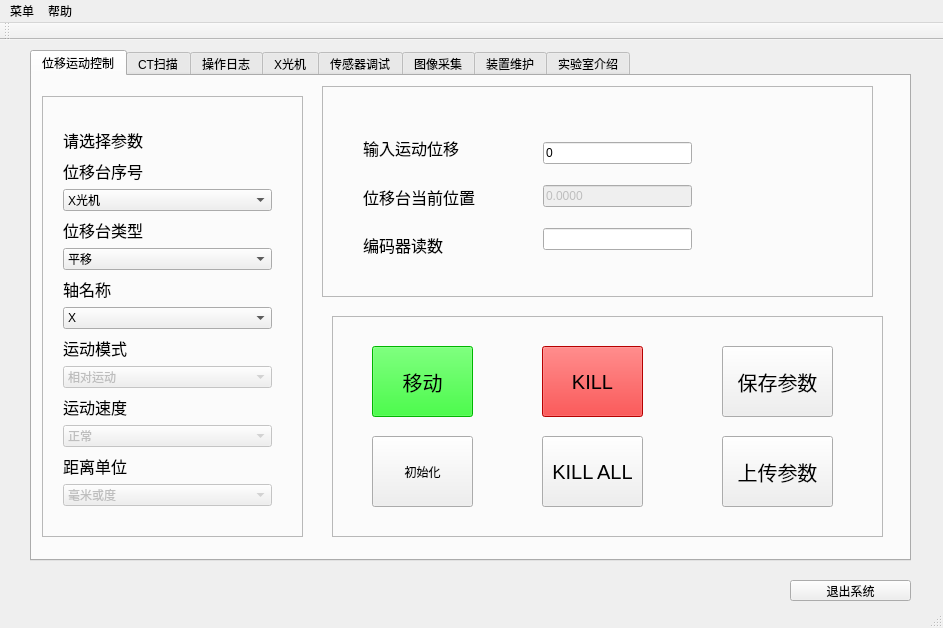
xzyuan/CT_GUI, file mainwindow.ui: the form before one commit.
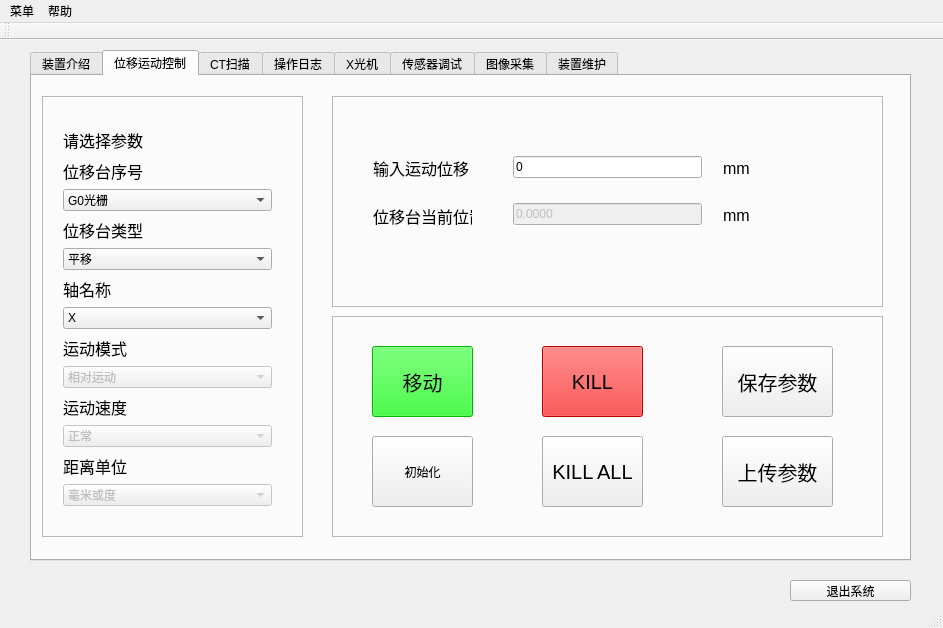
The form after the commit. The open tabs and pages were chosen to show the change. Icons and pictures are not drawn.

```diff
--- a/mainwindow.ui
+++ b/mainwindow.ui
@@ -26,6 +26,80 @@
     <property name="currentIndex">
      <number>1</number>
     </property>
+    <widget class="QWidget" name="tab_7">
+     <attribute name="title">
+      <string>装置介绍</string>
+     </attribute>
+     <widget class="QLabel" name="label_20">
+      <property name="geometry">
+       <rect>
+        <x>80</x>
+        <y>30</y>
+        <width>701</width>
+        <height>331</height>
+       </rect>
+      </property>
+      <property name="text">
+       <string/>
+      </property>
+      <property name="pixmap">
+       <pixmap>./整体视图.jpg</pixmap>
+      </property>
+      <property name="scaledContents">
+       <bool>true</bool>
+      </property>
+     </widget>
+     <widget class="QWidget" name="horizontalLayoutWidget">
+      <property name="geometry">
+       <rect>
+        <x>80</x>
+        <y>390</y>
+        <width>701</width>
+        <height>51</height>
+       </rect>
+      </property>
+      <layout class="QHBoxLayout" name="horizontalLayout">
+       <item>
+        <widget class="QLabel" name="label_27">
+         <property name="text">
+          <string>用户名：   </string>
+         </property>
+        </widget>
+       </item>
+       <item>
+        <widget class="QLineEdit" name="lineEdit_login_username">
+         <property name="layoutDirection">
+          <enum>Qt::LeftToRight</enum>
+         </property>
+         <property name="autoFillBackground">
+          <bool>false</bool>
+         </property>
+        </widget>
+       </item>
+       <item>
+        <widget class="QLabel" name="label_26">
+         <property name="text">
+          <string>          密码：</string>
+         </property>
+        </widget>
+       </item>
+       <item>
+        <widget class="QLineEdit" name="lineEdit_login_passwd">
+         <property name="echoMode">
+          <enum>QLineEdit::Password</enum>
+         </property>
+        </widget>
+       </item>
+       <item>
+        <widget class="QPushButton" name="btn_login">
+         <property name="text">
+          <string>登录</string>
+         </property>
+        </widget>
+       </item>
+      </layout>
+     </widget>
+    </widget>
     <widget class="QWidget" name="tab">
      <attribute name="title">
       <string>位移运动控制</string>
@@ -75,11 +149,6 @@
        <layout class="QGridLayout" name="_2">
         <item row="2" column="1">
          <widget class="QComboBox" name="comboBox_displacement_move_displacement_number">
-          <item>
-           <property name="text">
-            <string>X光机</string>
-           </property>
-          </item>
           <item>
            <property name="text">
             <string>G0光栅</string>
@@ -286,8 +355,8 @@
      <widget class="QFrame" name="frame_2">
       <property name="geometry">
        <rect>
-        <x>290</x>
-        <y>10</y>
+        <x>300</x>
+        <y>20</y>
         <width>551</width>
         <height>211</height>
        </rect>
@@ -302,9 +371,9 @@
        <property name="geometry">
         <rect>
          <x>30</x>
-         <y>30</y>
-         <width>171</width>
-         <height>161</height>
+         <y>40</y>
+         <width>121</width>
+         <height>111</height>
         </rect>
        </property>
        <layout class="QVBoxLayout" name="verticalLayout">
@@ -332,27 +401,15 @@
           </property>
          </widget>
         </item>
-        <item>
-         <widget class="QLabel" name="label_3">
-          <property name="font">
-           <font>
-            <pointsize>12</pointsize>
-           </font>
-          </property>
-          <property name="text">
-           <string>编码器读数</string>
-          </property>
-         </widget>
-        </item>
        </layout>
       </widget>
       <widget class="QWidget" name="verticalLayoutWidget_2">
        <property name="geometry">
         <rect>
-         <x>210</x>
+         <x>170</x>
          <y>30</y>
-         <width>171</width>
-         <height>161</height>
+         <width>211</width>
+         <height>131</height>
         </rect>
        </property>
        <layout class="QVBoxLayout" name="verticalLayout_2">
@@ -373,8 +430,53 @@
           </property>
          </widget>
         </item>
+       </layout>
+      </widget>
+      <widget class="QWidget" name="verticalLayoutWidget_3">
+       <property name="geometry">
+        <rect>
+         <x>380</x>
+         <y>40</y>
+         <width>121</width>
+         <height>111</height>
+        </rect>
+       </property>
+       <layout class="QVBoxLayout" name="verticalLayout_3">
         <item>
-         <widget class="QLineEdit" name="lineEdit_3"/>
+         <widget class="QLabel" name="label_displacement_move_unit1">
+          <property name="maximumSize">
+           <size>
+            <width>16777215</width>
+            <height>45</height>
+           </size>
+          </property>
+          <property name="font">
+           <font>
+            <pointsize>12</pointsize>
+           </font>
+          </property>
+          <property name="text">
+           <string>mm</string>
+          </property>
+         </widget>
+        </item>
+        <item>
+         <widget class="QLabel" name="label_displacement_move_unit2">
+          <property name="maximumSize">
+           <size>
+            <width>16777215</width>
+            <height>70</height>
+           </size>
+          </property>
+          <property name="font">
+           <font>
+            <pointsize>12</pointsize>
+           </font>
+          </property>
+          <property name="text">
+           <string>mm</string>
+          </property>
+         </widget>
         </item>
        </layout>
       </widget>
@@ -1022,11 +1124,6 @@
       <string>装置维护</string>
      </attribute>
     </widget>
-    <widget class="QWidget" name="tab_7">
-     <attribute name="title">
-      <string>实验室介绍</string>
-     </attribute>
-    </widget>
    </widget>
    <widget class="QPushButton" name="btn_quit">
     <property name="geometry">
```
Left out of the diff: 49 changed lines with no effect on the pictures.
